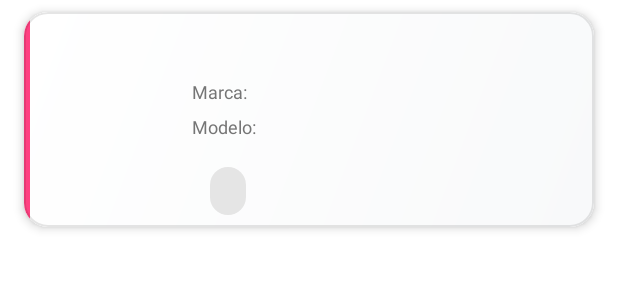
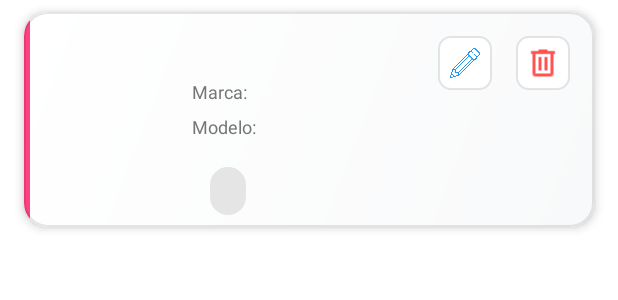
Before and after one commit to Yonsn76/Inventario_lpts, an Android app: the layout item_historial.xml on its own in the app's theme, with its tools: preview values and no code run, on a phone screen of 412 x 824 dp. Shown: the top 300 px of the screen. Run offline under Robolectric (Android 15) with nearby library versions, the phone set to English and light mode, and no system bars.

Commit message:
Botones agregados en la las targetas de laptop

```diff
--- /dev/null
+++ b/app/src/main/res/drawable/button_border_background.xml
@@ -0,0 +1,9 @@
+<?xml version="1.0" encoding="utf-8"?>
+<shape xmlns:android="http://schemas.android.com/apk/res/android"
+    android:shape="rectangle">
+    <corners android:radius="8dp"/>
+    <stroke
+        android:width="1dp"
+        android:color="#1A000000"/>
+    <solid android:color="#FFFFFF"/>
+</shape>
--- a/app/src/main/res/layout/item_historial.xml
+++ b/app/src/main/res/layout/item_historial.xml
@@ -10,6 +10,12 @@
     app:cardElevation="4dp"
     app:strokeWidth="1dp"
     app:strokeColor="#1A000000">
+
+    <TextView
+        android:id="@+id/textView"
+        android:layout_width="wrap_content"
+        android:layout_height="wrap_content"
+        android:text="https://github.com/Yonsn76/Inventario_lpts.git" />
 
     <androidx.constraintlayout.widget.ConstraintLayout
         android:layout_width="match_parent"
@@ -119,5 +125,34 @@
             app:layout_constraintEnd_toEndOf="parent"
             app:layout_constraintTop_toTopOf="@id/chipEstado"/>
 
+        <ImageButton
+            android:id="@+id/btnEdit"
+            android:layout_width="36dp"
+            android:layout_height="36dp"
+            android:layout_marginTop="16dp"
+            android:layout_marginEnd="16dp"
+            android:background="@drawable/button_border_background"
+            android:src="@drawable/lapiz"
+            android:contentDescription="Editar"
+            android:padding="8dp"
+            android:scaleType="fitCenter"
+            app:layout_constraintTop_toTopOf="parent"
+            app:layout_constraintEnd_toStartOf="@id/btnDelete"
+            app:tint="#2196F3"/>
+
+        <ImageButton
+            android:id="@+id/btnDelete"
+            android:layout_width="36dp"
+            android:layout_height="36dp"
+            android:layout_marginTop="16dp"
+            android:layout_marginEnd="16dp"
+            android:background="@drawable/button_border_background"
+            android:src="@drawable/delete"
+            android:contentDescription="Eliminar"
+            android:padding="6dp"
+            app:layout_constraintTop_toTopOf="parent"
+            app:layout_constraintEnd_toEndOf="parent"
+            app:tint="#FF5252"/>
+
     </androidx.constraintlayout.widget.ConstraintLayout>
 </com.google.android.material.card.MaterialCardView>
```
Also changed, not shown: app/src/main/res/drawable/lapiz.png (added).
